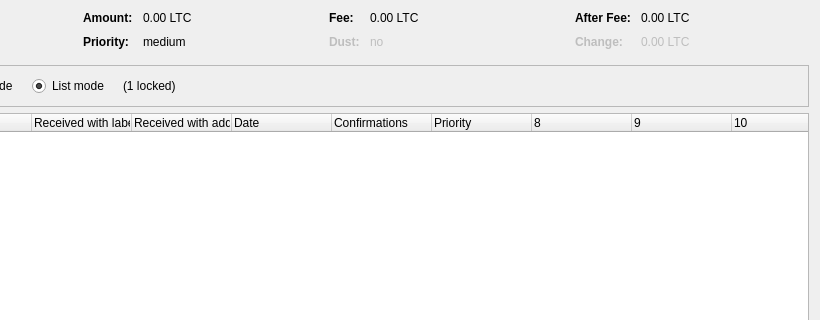
First picture: the form in src/qt/forms/coincontroldialog.ui, repository mitocoinorg/mitocoin, before the edit; both pictures show x 180 to 1000 and y 0 to 320 of the 1000 by 500 pixel window.
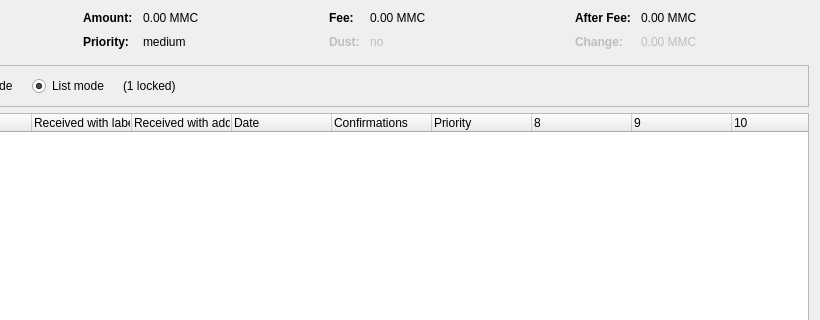
Second picture: the form after the edit. Custom widgets are drawn as their Qt base class.

Diff of the .ui file:
```diff
--- a/src/qt/forms/coincontroldialog.ui
+++ b/src/qt/forms/coincontroldialog.ui
@@ -132,7 +132,7 @@
           <enum>Qt::ActionsContextMenu</enum>
          </property>
          <property name="text">
-          <string notr="true">0.00 LTC</string>
+          <string notr="true">0.00 MMC</string>
          </property>
          <property name="textInteractionFlags">
           <set>Qt::LinksAccessibleByMouse|Qt::TextSelectableByKeyboard|Qt::TextSelectableByMouse</set>
@@ -206,7 +206,7 @@
           <enum>Qt::ActionsContextMenu</enum>
          </property>
          <property name="text">
-          <string notr="true">0.00 LTC</string>
+          <string notr="true">0.00 MMC</string>
          </property>
          <property name="textInteractionFlags">
           <set>Qt::LinksAccessibleByMouse|Qt::TextSelectableByKeyboard|Qt::TextSelectableByMouse</set>
@@ -286,7 +286,7 @@
           <enum>Qt::ActionsContextMenu</enum>
          </property>
          <property name="text">
-          <string notr="true">0.00 LTC</string>
+          <string notr="true">0.00 MMC</string>
          </property>
          <property name="textInteractionFlags">
           <set>Qt::LinksAccessibleByMouse|Qt::TextSelectableByKeyboard|Qt::TextSelectableByMouse</set>
@@ -321,7 +321,7 @@
           <enum>Qt::ActionsContextMenu</enum>
          </property>
          <property name="text">
-          <string notr="true">0.00 LTC</string>
+          <string notr="true">0.00 MMC</string>
          </property>
          <property name="textInteractionFlags">
           <set>Qt::LinksAccessibleByMouse|Qt::TextSelectableByKeyboard|Qt::TextSelectableByMouse</set>
```
